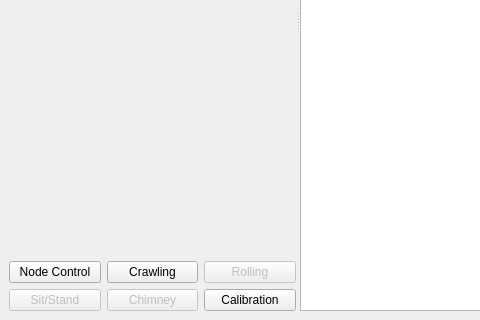
Before: the Qt Designer form rift/ui/main.ui in BYUCMR/Capstone_TREG, drawn with Qt 5; both pictures show x 0 to 480 and y 280 to 600 of the 600 by 600 pixel window.
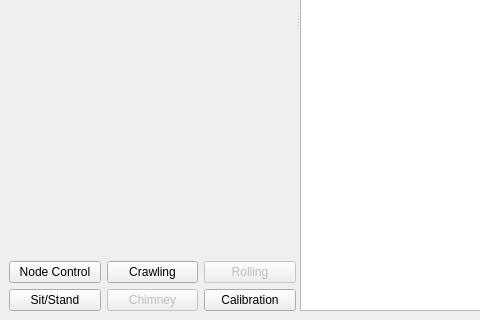
After: the same form once the commit is applied.

```diff
--- a/rift/ui/main.ui
+++ b/rift/ui/main.ui
@@ -201,7 +201,7 @@
           <item row="1" column="0">
            <widget class="QPushButton" name="sit_stand">
             <property name="enabled">
-             <bool>false</bool>
+             <bool>true</bool>
             </property>
             <property name="text">
              <string>Sit/Stand</string>
```
